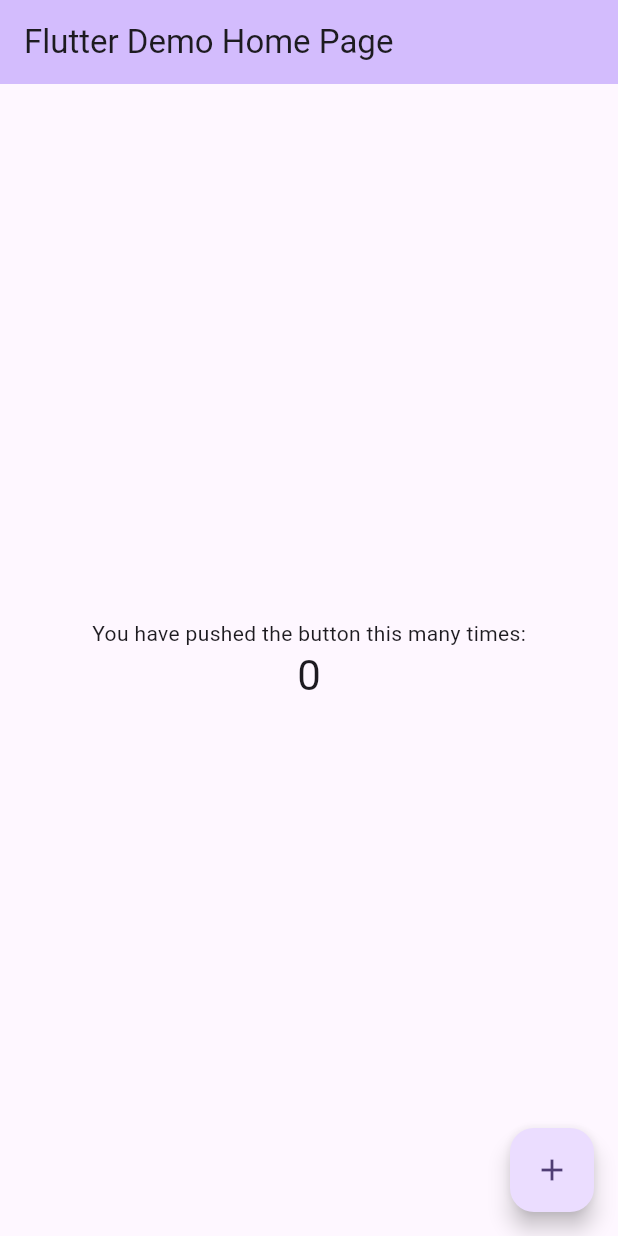
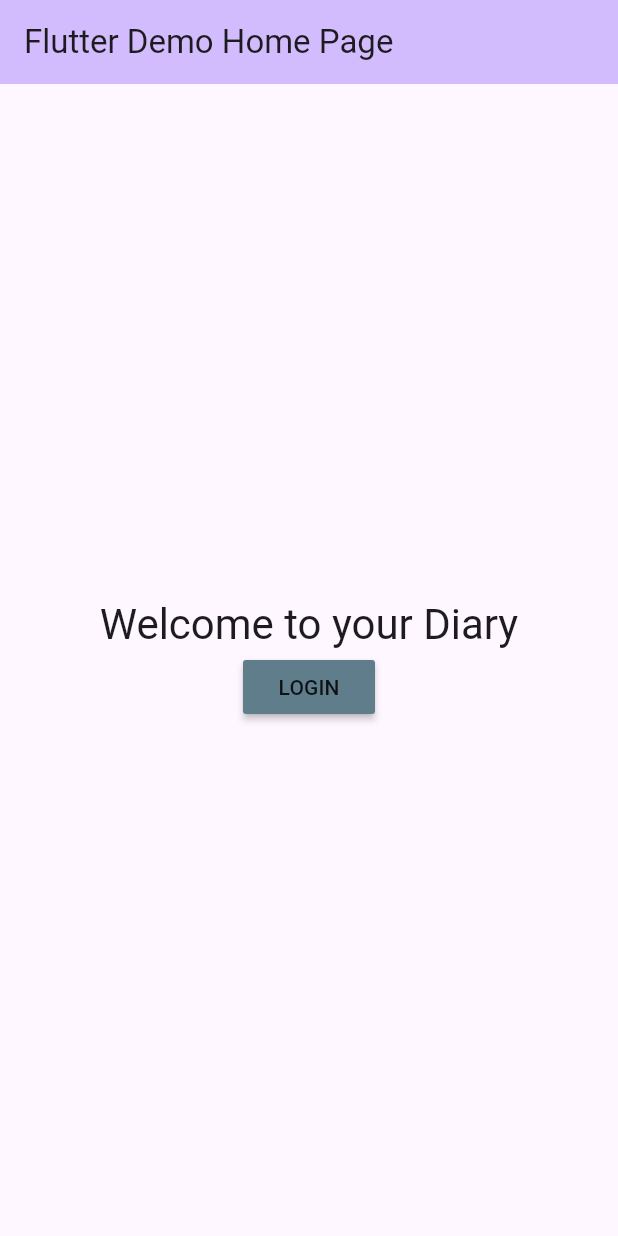
Before and after one commit to BenJ3D/mobile_04, a Flutter app: the screen it shows after launch, on a phone screen of 412 x 824 dp. Run offline on Flutter 3.47's test engine with Material 3 defaults, Android fonts, the phone set to English and light mode, and no system bars.

Commit message:
init wip

```diff
--- a/diaryapp/lib/main.dart
+++ b/diaryapp/lib/main.dart
@@ -13,21 +13,6 @@ class MyApp extends StatelessWidget {
     return MaterialApp(
       title: 'Flutter Demo',
       theme: ThemeData(
-        // This is the theme of your application.
-        //
-        // TRY THIS: Try running your application with "flutter run". You'll see
-        // the application has a purple toolbar. Then, without quitting the app,
-        // try changing the seedColor in the colorScheme below to Colors.green
-        // and then invoke "hot reload" (save your changes or press the "hot
-        // reload" button in a Flutter-supported IDE, or press "r" if you used
-        // the command line to start the app).
-        //
-        // Notice that the counter didn't reset back to zero; the application
-        // state is not lost during the reload. To reset the state, use hot
-        // restart instead.
-        //
-        // This works for code too, not just values: Most code changes can be
-        // tested with just a hot reload.
         colorScheme: ColorScheme.fromSeed(seedColor: Colors.deepPurple),
         useMaterial3: true,
       ),
@@ -38,16 +23,6 @@ class MyApp extends StatelessWidget {
 
 class MyHomePage extends StatefulWidget {
   const MyHomePage({super.key, required this.title});
-
-  // This widget is the home page of your application. It is stateful, meaning
-  // that it has a State object (defined below) that contains fields that affect
-  // how it looks.
-
-  // This class is the configuration for the state. It holds the values (in this
-  // case the title) provided by the parent (in this case the App widget) and
-  // used by the build method of the State. Fields in a Widget subclass are
-  // always marked "final".
-
   final String title;
 
   @override
@@ -55,70 +30,35 @@ class MyHomePage extends StatefulWidget {
 }
 
 class _MyHomePageState extends State<MyHomePage> {
-  int _counter = 0;
 
-  void _incrementCounter() {
-    setState(() {
-      // This call to setState tells the Flutter framework that something has
-      // changed in this State, which causes it to rerun the build method below
-      // so that the display can reflect the updated values. If we changed
-      // _counter without calling setState(), then the build method would not be
-      // called again, and so nothing would appear to happen.
-      _counter++;
-    });
+  void loginButtonPressed()
+  {
+    print('HelloLoggin');
   }
+
 
   @override
   Widget build(BuildContext context) {
-    // This method is rerun every time setState is called, for instance as done
-    // by the _incrementCounter method above.
-    //
-    // The Flutter framework has been optimized to make rerunning build methods
-    // fast, so that you can just rebuild anything that needs updating rather
-    // than having to individually change instances of widgets.
     return Scaffold(
       appBar: AppBar(
-        // TRY THIS: Try changing the color here to a specific color (to
-        // Colors.amber, perhaps?) and trigger a hot reload to see the AppBar
-        // change color while the other colors stay the same.
         backgroundColor: Theme.of(context).colorScheme.inversePrimary,
-        // Here we take the value from the MyHomePage object that was created by
-        // the App.build method, and use it to set our appbar title.
         title: Text(widget.title),
       ),
       body: Center(
-        // Center is a layout widget. It takes a single child and positions it
-        // in the middle of the parent.
         child: Column(
-          // Column is also a layout widget. It takes a list of children and
-          // arranges them vertically. By default, it sizes itself to fit its
-          // children horizontally, and tries to be as tall as its parent.
-          //
-          // Column has various properties to control how it sizes itself and
-          // how it positions its children. Here we use mainAxisAlignment to
-          // center the children vertically; the main axis here is the vertical
-          // axis because Columns are vertical (the cross axis would be
-          // horizontal).
-          //
-          // TRY THIS: Invoke "debug painting" (choose the "Toggle Debug Paint"
-          // action in the IDE, or press "p" in the console), to see the
-          // wireframe for each widget.
           mainAxisAlignment: MainAxisAlignment.center,
           children: <Widget>[
-            const Text(
-              'You have pushed the button this many times:',
-            ),
             Text(
-              '$_counter',
+              'Welcome to your Diary',
               style: Theme.of(context).textTheme.headlineMedium,
             ),
+            MaterialButton(onPressed: loginButtonPressed,
+            child: const Text('LOGIN'),
+            highlightColor: Colors.red,
+            splashColor: Colors.yellow,
+            color: Colors.blueGrey,)
           ],
         ),
-      ),
-      floatingActionButton: FloatingActionButton(
-        onPressed: _incrementCounter,
-        tooltip: 'Increment',
-        child: const Icon(Icons.add),
       ), // This trailing comma makes auto-formatting nicer for build methods.
     );
   }
--- a/diaryapp/pubspec.yaml
+++ b/diaryapp/pubspec.yaml
@@ -35,6 +35,7 @@ dependencies:
   # The following adds the Cupertino Icons font to your application.
   # Use with the CupertinoIcons class for iOS style icons.
   cupertino_icons: ^1.0.2
+  firebase_ui_auth: ^1.11.0
 
 dev_dependencies:
   flutter_test:
```
Also changed, not shown: diaryapp/pubspec.lock.
